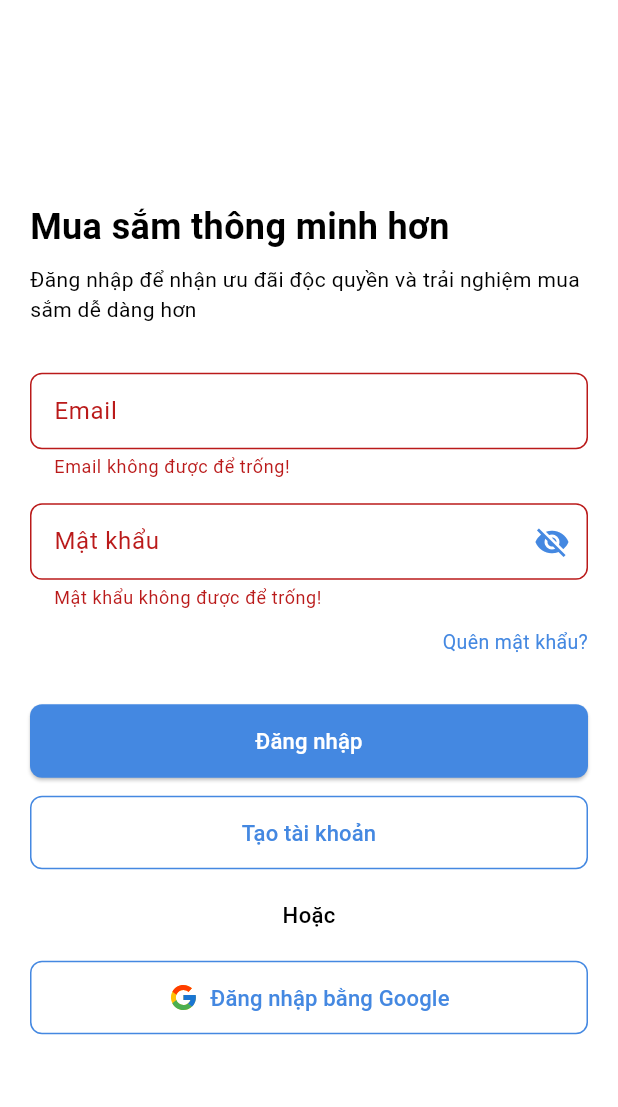
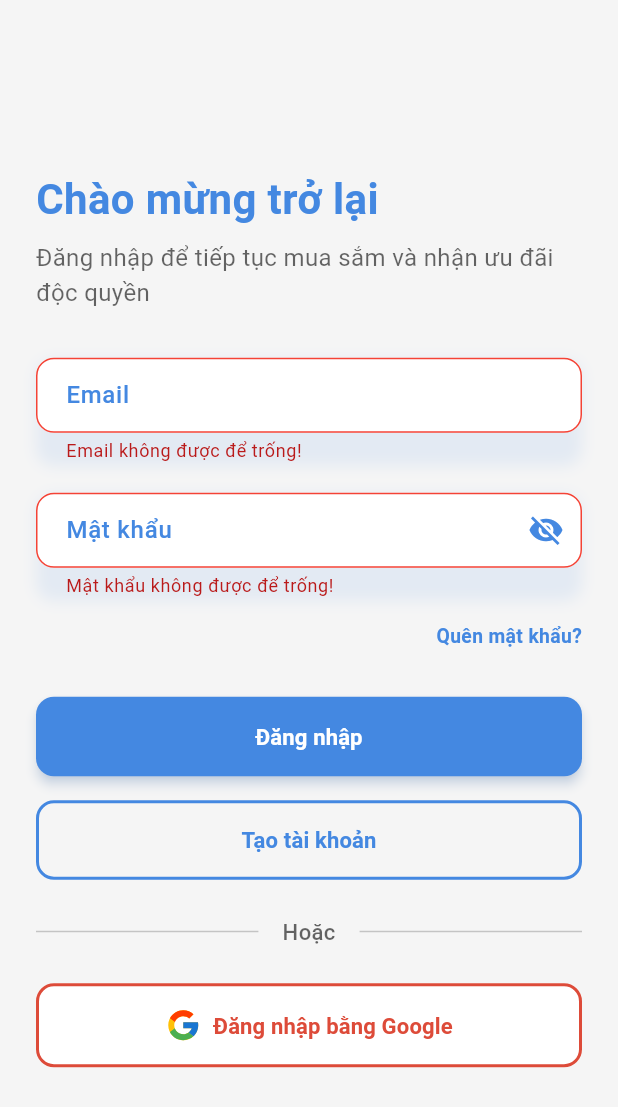
Before and after one commit to PhamVanDong2407/learn_FE, a Flutter app: the Login screen opened directly, after a tap on "Đăng nhập", on a phone screen of 412 x 824 dp. Shown: the top 1107 px of the screen. Run offline on Flutter 3.47's test engine with Material 3 defaults, Android fonts, the phone set to English and light mode, and no system bars; our stand-ins replace file_picker, flutter_dotenv, flutter_screenutil, flutter_svg, get, image_picker and 5 more; accounts and stored records are empty; project files that could hold a hidden picture were left out.

Commit message:
fix ui login

```diff
--- a/lib/Views/Login/login.dart
+++ b/lib/Views/Login/login.dart
@@ -12,83 +12,91 @@ class Login extends StatelessWidget {
   final controller = Get.put(LoginController());
   final _formKey = GlobalKey<FormState>();
 
+  InputDecoration _inputDecoration(String label, String hint) {
+    return InputDecoration(
+      labelText: label,
+      hintText: hint,
+      labelStyle: TextStyle(
+        color: AppColor.primary,
+        fontWeight: FontWeight.w500,
+      ),
+      hintStyle: TextStyle(color: AppColor.primary.withOpacity(0.5)),
+      filled: true,
+      fillColor: Colors.white,
+      contentPadding: const EdgeInsets.symmetric(horizontal: 16, vertical: 14),
+      enabledBorder: OutlineInputBorder(
+        borderRadius: BorderRadius.circular(12),
+        borderSide: BorderSide(color: AppColor.primary.withOpacity(0.3)),
+      ),
+      focusedBorder: OutlineInputBorder(
+        borderRadius: BorderRadius.circular(12),
+        borderSide: BorderSide(color: AppColor.primary, width: 2),
+      ),
+      errorBorder: OutlineInputBorder(
+        borderRadius: BorderRadius.circular(12),
+        borderSide: const BorderSide(color: Colors.red, width: 1),
+      ),
+      focusedErrorBorder: OutlineInputBorder(
+        borderRadius: BorderRadius.circular(12),
+        borderSide: const BorderSide(color: Colors.red, width: 2),
+      ),
+    );
+  }
+
   @override
   Widget build(BuildContext context) {
     return Scaffold(
-      backgroundColor: AppColor.main,
+      backgroundColor: Colors.grey[100],
       body: SafeArea(
         child: Center(
           child: SingleChildScrollView(
             child: Padding(
-              padding: const EdgeInsets.symmetric(horizontal: 20, vertical: 24),
+              padding: const EdgeInsets.symmetric(horizontal: 24, vertical: 32),
               child: Form(
                 key: _formKey,
+                autovalidateMode: AutovalidateMode.onUserInteraction,
                 child: Column(
                   crossAxisAlignment: CrossAxisAlignment.start,
                   children: [
                     /// --- PHẦN HEADER ---
                     Text(
-                      'Mua sắm thông minh hơn',
+                      'Chào mừng trở lại',
                       style: TextStyle(
-                        fontSize: 24,
+                        fontSize: 28,
                         fontWeight: FontWeight.bold,
-                        color: AppColor.black,
+                        color: AppColor.primary,
                       ),
                     ),
                     const SizedBox(height: 8),
                     Text(
-                      'Đăng nhập để nhận ưu đãi độc quyền và trải nghiệm mua sắm dễ dàng hơn',
+                      'Đăng nhập để tiếp tục mua sắm và nhận ưu đãi độc quyền',
                       style: TextStyle(
-                        fontSize: 14,
+                        fontSize: 16,
                         fontWeight: FontWeight.w400,
-                        color: AppColor.black,
+                        color: AppColor.black.withOpacity(0.6),
                       ),
                     ),
                     const SizedBox(height: 32),
 
                     /// --- PHẦN FORM ---
-                    TextFormField(
+                    _buildTextField(
                       controller: controller.usermame,
-                      style: TextStyle(
-                        fontSize: DeviceHelper.getFontSize(14),
-                        fontWeight: FontWeight.w500,
-                        color: AppColor.text1,
+                      label: 'Email',
+                      hint: 'Nhập email',
+                      validator:
+                          (value) =>
+                              value == null || value.isEmpty
+                                  ? 'Email không được để trống!'
+                                  : null,
                     ),
-                      decoration: InputDecoration(
-                        labelText: 'Email',
-                        hintText: 'Nhập email',
-                        border: OutlineInputBorder(
-                          borderRadius: BorderRadius.circular(8),
-                        ),
-                        filled: true,
-                        fillColor: Colors.white,
-                      ),
-                      validator: (value) {
-                        if (value == null || value.isEmpty) {
-                          return 'Email không được để trống!';
-                        }
-                        return null;
-                      },
-                    ),
-                    const SizedBox(height: 16),
+                    const SizedBox(height: 20),
 
                     Obx(
-                      () => TextFormField(
+                      () => _buildTextField(
                         controller: controller.password,
+                        label: 'Mật khẩu',
+                        hint: 'Nhập mật khẩu',
                         obscureText: controller.isPasswordHidden.value,
-                        style: TextStyle(
-                          fontSize: DeviceHelper.getFontSize(14),
-                          fontWeight: FontWeight.w500,
-                          color: AppColor.text1,
-                        ),
-                        decoration: InputDecoration(
-                          labelText: 'Mật khẩu',
-                          hintText: 'Nhập mật khẩu',
-                          border: OutlineInputBorder(
-                            borderRadius: BorderRadius.circular(8),
-                          ),
-                          filled: true,
-                          fillColor: Colors.white,
                         suffixIcon: IconButton(
                           icon: Icon(
                             controller.isPasswordHidden.value
@@ -96,20 +104,16 @@ class Login extends StatelessWidget {
                                 : Icons.visibility,
                             color: AppColor.primary,
                           ),
-                            onPressed: () {
-                              controller.isPasswordHidden.toggle();
-                            },
+                          onPressed: () => controller.isPasswordHidden.toggle(),
+                        ),
+                        validator:
+                            (value) =>
+                                value == null || value.isEmpty
+                                    ? 'Mật khẩu không được để trống!'
+                                    : null,
                       ),
                     ),
-                        validator: (value) {
-                          if (value == null || value.isEmpty) {
-                            return 'Mật khẩu không được để trống!';
-                          }
-                          return null;
-                        },
-                      ),
-                    ),
-                    const SizedBox(height: 12),
+                    const SizedBox(height: 16),
 
                     Align(
                       alignment: Alignment.centerRight,
@@ -121,7 +125,8 @@ class Login extends StatelessWidget {
                           'Quên mật khẩu?',
                           style: TextStyle(
                             color: AppColor.primary,
-                            fontSize: 13,
+                            fontSize: DeviceHelper.getFontSize(14),
+                            fontWeight: FontWeight.w600,
                           ),
                         ),
                       ),
@@ -141,85 +146,108 @@ class Login extends StatelessWidget {
                             },
                             style: ElevatedButton.styleFrom(
                               backgroundColor: AppColor.primary,
-                              padding: const EdgeInsets.symmetric(vertical: 14),
+                              padding: const EdgeInsets.symmetric(vertical: 16),
                               shape: RoundedRectangleBorder(
-                                borderRadius: BorderRadius.circular(8),
+                                borderRadius: BorderRadius.circular(12),
                               ),
+                              elevation: 3,
+                              shadowColor: AppColor.primary.withOpacity(0.4),
                             ),
                             child: Text(
                               'Đăng nhập',
                               style: TextStyle(
                                 fontSize: DeviceHelper.getFontSize(16),
-                                fontWeight: FontWeight.w500,
+                                fontWeight: FontWeight.w600,
                                 color: AppColor.white,
                               ),
                             ),
                           ),
                         ),
-                        const SizedBox(height: 12),
+                        const SizedBox(height: 16),
 
                         SizedBox(
                           width: double.infinity,
                           child: OutlinedButton(
-                            onPressed: () {
-                              Get.toNamed(Routes.register);
-                            },
+                            onPressed: () => Get.toNamed(Routes.register),
                             style: OutlinedButton.styleFrom(
-                              padding: const EdgeInsets.symmetric(vertical: 14),
-                              side: BorderSide(color: AppColor.primary),
+                              padding: const EdgeInsets.symmetric(vertical: 16),
+                              side: BorderSide(
+                                color: AppColor.primary,
+                                width: 2,
+                              ),
                               shape: RoundedRectangleBorder(
-                                borderRadius: BorderRadius.circular(8),
+                                borderRadius: BorderRadius.circular(12),
                               ),
                             ),
                             child: Text(
                               'Tạo tài khoản',
                               style: TextStyle(
                                 fontSize: DeviceHelper.getFontSize(16),
-                                fontWeight: FontWeight.w500,
+                                fontWeight: FontWeight.w600,
                                 color: AppColor.primary,
                               ),
                             ),
                           ),
                         ),
-                        const SizedBox(height: 20),
+                        const SizedBox(height: 24),
 
-                        Text(
+                        Row(
+                          children: [
+                            Expanded(
+                              child: Divider(
+                                color: AppColor.black.withOpacity(0.2),
+                              ),
+                            ),
+                            Padding(
+                              padding: const EdgeInsets.symmetric(
+                                horizontal: 16,
+                              ),
+                              child: Text(
                                 'Hoặc',
                                 style: TextStyle(
                                   fontSize: DeviceHelper.getFontSize(16),
                                   fontWeight: FontWeight.w500,
-                            color: AppColor.black,
+                                  color: AppColor.black.withOpacity(0.6),
                                 ),
                               ),
-                        const SizedBox(height: 20),
+                            ),
+                            Expanded(
+                              child: Divider(
+                                color: AppColor.black.withOpacity(0.2),
+                              ),
+                            ),
+                          ],
+                        ),
+                        const SizedBox(height: 24),
 
                         SizedBox(
                           width: double.infinity,
                           child: OutlinedButton.icon(
                             onPressed: () {
-                              // controller.loginWithGoogle();
+                              // controller.loginWithGoogle()
                             },
                             style: OutlinedButton.styleFrom(
-                              padding: const EdgeInsets.symmetric(vertical: 14),
+                              padding: const EdgeInsets.symmetric(vertical: 16),
                               side: const BorderSide(
-                                color: Color.fromARGB(255, 68, 136, 225),
+                                color: Color(0xFFDD4B39),
+                                width: 2,
                               ),
                               backgroundColor: Colors.white,
                               shape: RoundedRectangleBorder(
-                                borderRadius: BorderRadius.circular(8),
+                                borderRadius: BorderRadius.circular(12),
                               ),
                             ),
                             icon: SvgPicture.asset(
                               'assets/icons/google.svg',
-                              width: 20,
-                              height: 20,
+                              width: 24,
+                              height: 24,
                             ),
                             label: Text(
                               'Đăng nhập bằng Google',
                               style: TextStyle(
                                 fontSize: DeviceHelper.getFontSize(16),
-                                fontWeight: FontWeight.w500,
-                                color: Color.fromARGB(255, 68, 136, 225),
+                                fontWeight: FontWeight.w600,
+                                color: const Color(0xFFDD4B39),
                               ),
                             ),
                           ),
@@ -235,4 +263,42 @@ class Login extends StatelessWidget {
       ),
     );
   }
+
+  Widget _buildTextField({
+    required TextEditingController controller,
+    required String label,
+    required String hint,
+    bool obscureText = false,
+    TextInputType? keyboardType,
+    Widget? suffixIcon,
+    String? Function(String?)? validator,
+  }) {
+    return Container(
+      decoration: BoxDecoration(
+        borderRadius: BorderRadius.circular(12),
+        boxShadow: [
+          BoxShadow(
+            color: AppColor.primary.withOpacity(0.1),
+            blurRadius: 8,
+            offset: const Offset(0, 2),
+          ),
+        ],
+      ),
+      child: TextFormField(
+        controller: controller,
+        obscureText: obscureText,
+        keyboardType: keyboardType,
+        decoration: _inputDecoration(
+          label,
+          hint,
+        ).copyWith(suffixIcon: suffixIcon),
+        validator: validator,
+        style: TextStyle(
+          fontSize: DeviceHelper.getFontSize(16),
+          fontWeight: FontWeight.w500,
+          color: AppColor.text1,
+        ),
+      ),
+    );
   }
+}
```
Lines whose indentation alone changed are shown as unchanged.
